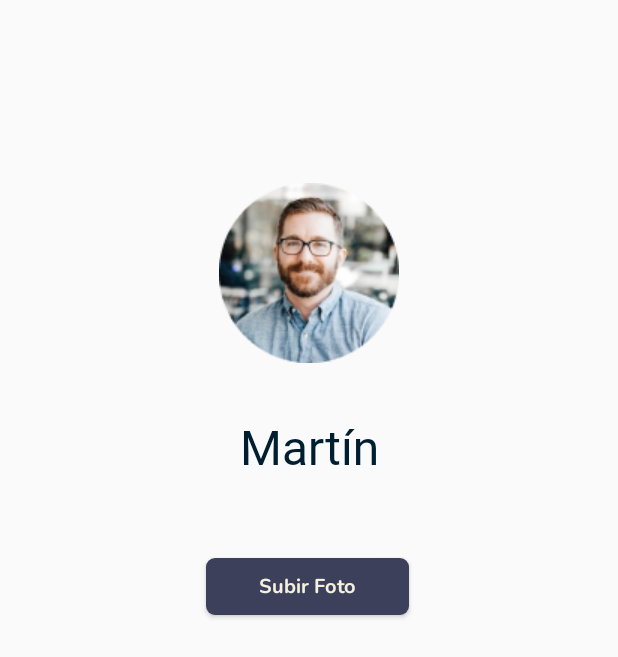
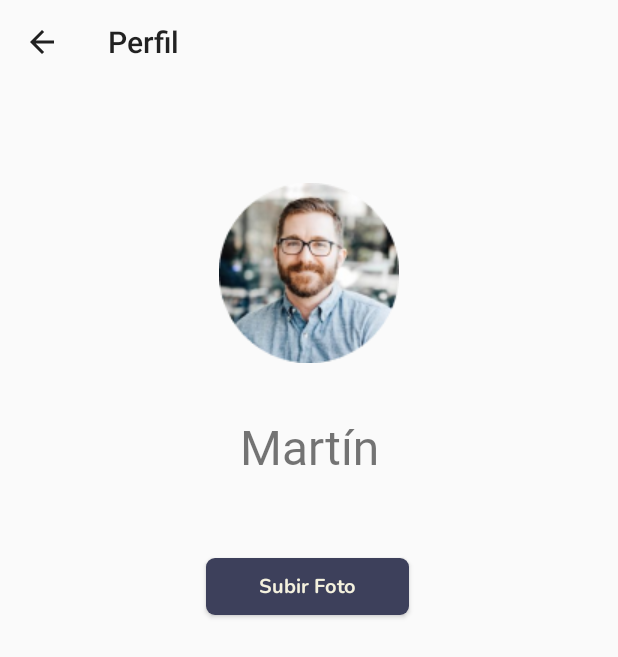
Before and after one commit to faqpauro/parcialTP3, an Android app: the PerfilActivity screen opened directly, with no data from a screen before it, on a phone screen of 412 x 824 dp. Shown: the top 657 px of the screen. Run offline under Robolectric (Android 15) with nearby library versions, the phone set to English and light mode, and no system bars.

Commit message:
Facu Pauro: ajuste include toolbar Perfil

```diff
--- a/app/src/main/res/layout/activity_perfil.xml
+++ b/app/src/main/res/layout/activity_perfil.xml
@@ -5,6 +5,11 @@
     android:layout_width="match_parent"
     android:layout_height="match_parent"
     tools:context=".activities.PerfilActivity">
+
+    <include
+        layout="@layout/app_bar_main"
+        android:layout_width="match_parent"
+        android:layout_height="wrap_content" />
 
     <TextView
         android:id="@+id/perfil_name"
@@ -16,7 +21,6 @@
         android:fontFamily="@font/roboto_regular"
         android:text="Martín"
         android:textAlignment="center"
-        android:textColor="#001E2F"
         android:textSize="32sp"
         app:layout_constraintBottom_toTopOf="@+id/btn_subir_foto"
         app:layout_constraintEnd_toEndOf="parent"
```
